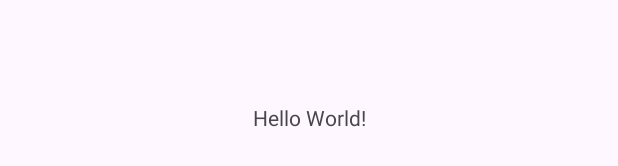
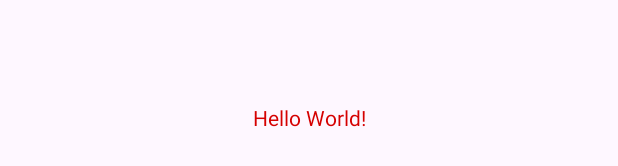
Before and after one commit to hansac23/Hans_Android_Lab01, an Android app: the layout activity_main.xml on its own in the app's theme, with its tools: preview values and no code run, on a phone screen of 412 x 824 dp. Shown: the part 501-667 px from the top of the screen. Run offline under Robolectric (Android 15) with nearby library versions, the phone set to English and light mode, and no system bars.

Commit message:
Second commit: changed the icon and app colours

```diff
--- a/app/src/main/AndroidManifest.xml
+++ b/app/src/main/AndroidManifest.xml
@@ -6,9 +6,9 @@
         android:allowBackup="true"
         android:dataExtractionRules="@xml/data_extraction_rules"
         android:fullBackupContent="@xml/backup_rules"
-        android:icon="@mipmap/ic_launcher"
+        android:icon="@drawable/app_icon1"
         android:label="@string/app_name"
-        android:roundIcon="@mipmap/ic_launcher_round"
+        android:roundIcon="@drawable/app_icon1"
         android:supportsRtl="true"
         android:theme="@style/Theme.HansAndroidLabs"
         tools:targetApi="31">
--- a/app/src/main/res/layout/activity_main.xml
+++ b/app/src/main/res/layout/activity_main.xml
@@ -13,6 +13,6 @@
         app:layout_constraintBottom_toBottomOf="parent"
         app:layout_constraintEnd_toEndOf="parent"
         app:layout_constraintStart_toStartOf="parent"
-        app:layout_constraintTop_toTopOf="parent" />
-
+        app:layout_constraintTop_toTopOf="parent">
+    </TextView>
 </androidx.constraintlayout.widget.ConstraintLayout>
--- a/app/src/main/res/mipmap-anydpi-v26/ic_launcher.xml
+++ /dev/null
@@ -1,6 +0,0 @@
-<?xml version="1.0" encoding="utf-8"?>
-<adaptive-icon xmlns:android="http://schemas.android.com/apk/res/android">
-    <background android:drawable="@drawable/ic_launcher_background" />
-    <foreground android:drawable="@drawable/ic_launcher_foreground" />
-    <monochrome android:drawable="@drawable/ic_launcher_foreground" />
-</adaptive-icon>
--- a/app/src/main/res/mipmap-anydpi-v26/ic_launcher_round.xml
+++ /dev/null
@@ -1,6 +0,0 @@
-<?xml version="1.0" encoding="utf-8"?>
-<adaptive-icon xmlns:android="http://schemas.android.com/apk/res/android">
-    <background android:drawable="@drawable/ic_launcher_background" />
-    <foreground android:drawable="@drawable/ic_launcher_foreground" />
-    <monochrome android:drawable="@drawable/ic_launcher_foreground" />
-</adaptive-icon>
--- a/app/src/main/res/values-night/themes.xml
+++ /dev/null
@@ -1,7 +0,0 @@
-<resources xmlns:tools="http://schemas.android.com/tools">
-    <!-- Base application theme. -->
-    <style name="Base.Theme.HansAndroidLabs" parent="Theme.Material3.DayNight.NoActionBar">
-        <!-- Customize your dark theme here. -->
-        <!-- <item name="colorPrimary">@color/my_dark_primary</item> -->
-    </style>
-</resources>
--- a/app/src/main/res/values/colors.xml
+++ b/app/src/main/res/values/colors.xml
@@ -1,5 +1,11 @@
 <?xml version="1.0" encoding="utf-8"?>
 <resources>
+    <color name="my_primary">#3F51B5</color>
+    <color name="my_secondary">#31DA37</color>
+    <color name="my_statusbar">#2E145A</color>
+    <color name="my_text">#D50000</color>
+
+
     <color name="black">#FF000000</color>
     <color name="white">#FFFFFFFF</color>
 </resources>
--- a/app/src/main/res/values/themes.xml
+++ b/app/src/main/res/values/themes.xml
@@ -3,6 +3,11 @@
     <style name="Base.Theme.HansAndroidLabs" parent="Theme.Material3.DayNight.NoActionBar">
         <!-- Customize your light theme here. -->
         <!-- <item name="colorPrimary">@color/my_light_primary</item> -->
+        <item name="colorPrimary">@color/my_primary</item>
+        <item name="colorSecondary">@color/my_secondary</item>
+        <item name="android:statusBarColor">@color/my_statusbar</item>
+        <item name="android:textColor">@color/my_text</item>
+
     </style>
 
     <style name="Theme.HansAndroidLabs" parent="Base.Theme.HansAndroidLabs" />
```
Also changed, not shown: app/src/main/res/drawable-v24/ic_launcher_foreground.xml (deleted, +0 -30 lines), app/src/main/res/drawable/app_icon1.png (added), app/src/main/res/mipmap-hdpi/ic_launcher.webp (deleted), app/src/main/res/mipmap-hdpi/ic_launcher_round.webp (deleted), app/src/main/res/mipmap-mdpi/ic_launcher.webp (deleted), app/src/main/res/mipmap-mdpi/ic_launcher_round.webp (deleted), app/src/main/res/mipmap-xhdpi/ic_launcher.webp (deleted), app/src/main/res/mipmap-xhdpi/ic_launcher_round.webp (deleted), app/src/main/res/mipmap-xxhdpi/ic_launcher.webp (deleted), app/src/main/res/mipmap-xxhdpi/ic_launcher_round.webp (deleted), app/src/main/res/mipmap-xxxhdpi/ic_launcher.webp (deleted), app/src/main/res/mipmap-xxxhdpi/ic_launcher_round.webp (deleted).
